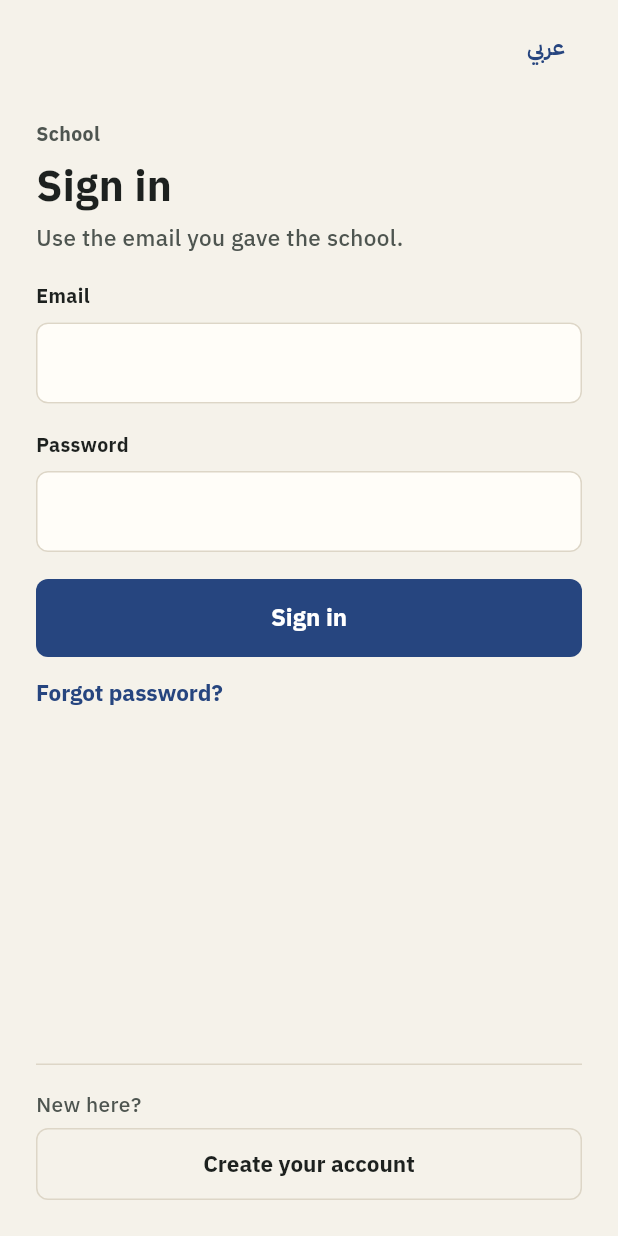
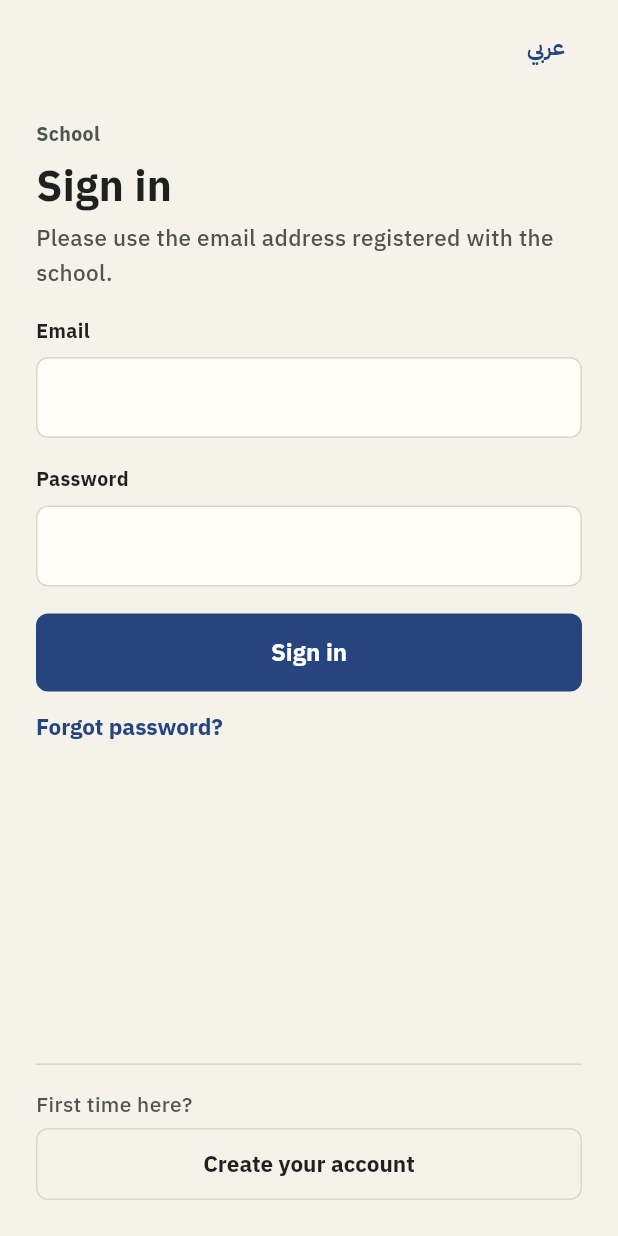
Before and after one commit to a-3isa/school-system, a Flutter app: the screen it shows after launch, on a phone screen of 412 x 824 dp. Run offline on Flutter 3.47's test engine with Material 3 defaults, Android fonts, the phone set to English and light mode, and no system bars; our stand-ins replace shared_preferences; project files that could hold a hidden picture were left out.

Commit message:
Wording for Egypt's private and international schools, in English and Arabic
- Parents: courteous, reassuring messages ("Salma has arrived at school",
  "kindly let the school know"); emails in English and Arabic, signed by the
  school; Arabic verbs agree with the child's gender (وصلت سلمى / وصل عمر).
- Staff: professional, concise, British spelling; vocabulary of private
  schools: smart band, reader, follow-ups, class teacher, student ID, year
  group, enrolment, limit access.
- Arabic: polished standard Arabic throughout (رقم الهاتف، المتابعات،
  أجهزة القراءة، قيد طالب جديد، يُرجى).
- The parent app gets each child's gender to choose the Arabic verb.

Co-Authored-By: Claude Opus 5.5 <noreply@anthropic.com>
Claude-Session: https://claude.ai/code/session_01Pw4ntUbxX4Bgi49GToMu8x

```diff
--- a/apps/parent/lib/screens/day.dart
+++ b/apps/parent/lib/screens/day.dart
@@ -137,7 +137,7 @@ class _DayTabState extends State<DayTab> {
           Text(arrived != null ? timeCairo(arrived) : '—',
               style: const TextStyle(fontSize: 34, fontWeight: FontWeight.w600, height: 1.05, letterSpacing: -.3, fontFeatures: [FontFeature.tabularFigures()])),
           if (arrived != null) ...[const SizedBox(height: 4), Text(s.throughGate, style: TextStyle(fontSize: 14, color: c.ink2))],
-          if (left != null) ...[const SizedBox(height: 6), Text(s.leftAt(timeCairo(left)), style: TextStyle(fontSize: 14, color: c.lFg, fontWeight: FontWeight.w600))],
+          if (left != null) ...[const SizedBox(height: 6), Text(s.leftAt(timeCairo(left), widget.data.child(_childId)?['gender'] as String?), style: TextStyle(fontSize: 14, color: c.lFg, fontWeight: FontWeight.w600))],
         ]),
       ),
       if (place != null) ...[
--- a/apps/parent/lib/screens/notifications.dart
+++ b/apps/parent/lib/screens/notifications.dart
@@ -76,7 +76,7 @@ class _Row extends StatelessWidget {
       'attendance.absent' || 'attendance.lessonAbsent' => ('×', c.aFg, c.aBg),
       _ => ('i', c.eFg, c.eBg),
     };
-    final text = child == null ? n['title'] as String : s.notification(type, name, info, n['title'] as String);
+    final text = child == null ? n['title'] as String : s.notification(type, name, info, n['title'] as String, child['gender'] as String?);
     final who = child == null
         ? n['body'] as String
         : ltr([child['class']?['name'], '${child['firstName']} ${child['lastName']}'].whereType<String>().join(' · '));
--- a/apps/parent/lib/strings.dart
+++ b/apps/parent/lib/strings.dart
@@ -2,8 +2,9 @@ import 'package:flutter/widgets.dart';
 
 import 'settings.dart';
 
-/// Every word the app shows, in English and Arabic. Short plain sentences.
-/// Numbers and times stay Latin in both languages.
+/// Every word the app shows, in English and Arabic: warm, courteous and reassuring,
+/// in the register of Egypt's private schools. Arabic verbs agree with the child's
+/// gender when the school has recorded it. Numbers and times stay Latin.
 class S {
   const S._(this.lang);
   final String lang;
@@ -21,13 +22,13 @@ class S {
   String get back => _('Back', 'رجوع');
   String get email => _('Email', 'البريد الإلكتروني');
   String get password => _('Password', 'كلمة المرور');
-  String get oneMoment => _('One moment…', 'لحظة…');
+  String get oneMoment => _('Just a moment…', 'لحظات من فضلك…');
   String get justNow => _('Updated just now', 'تم التحديث الآن');
   String minutesAgo(int m) => _('Updated $m min ago', 'آخر تحديث منذ $m د');
   String stepOf(int a, int b) => _('Step $a of $b', 'الخطوة $a من $b');
   String get pwHelp => _('At least 8 characters.', '8 أحرف على الأقل.');
   String get otherLanguage => _('عربي', 'English');
-  String get offline => _('Can’t reach the school right now. Pull down to try again.', 'تعذّر الوصول للمدرسة الآن. اسحب لأسفل للمحاولة مرة أخرى.');
+  String get offline => _('We can’t reach the school at the moment. Please pull down to try again.', 'تعذّر الاتصال بالمدرسة حاليًا. يُرجى السحب لأسفل للمحاولة مجددًا.');
 
   /// "Thursday 1 October" / "الخميس 1 أكتوبر" for a YYYY-MM-DD date.
   String dayLine(String date) {
@@ -47,75 +48,75 @@ class S {
 
   // sign in
   String get signIn => _('Sign in', 'تسجيل الدخول');
-  String get signInSub => _('Use the email you gave the school.', 'استخدم البريد الذي أعطيته للمدرسة.');
+  String get signInSub => _('Please use the email address registered with the school.', 'يُرجى استخدام البريد الإلكتروني المسجّل لدى المدرسة.');
   String get forgot => _('Forgot password?', 'نسيت كلمة المرور؟');
-  String get newHere => _('New here?', 'جديد هنا؟');
-  String get createAccount => _('Create your account', 'أنشئ حسابك');
-  String get staffOnly => _('This app is for parents. Staff use the school dashboard.', 'هذا التطبيق لأولياء الأمور. يستخدم الموظفون لوحة المدرسة.');
+  String get newHere => _('First time here?', 'أول مرة؟');
+  String get createAccount => _('Create your account', 'إنشاء حساب');
+  String get staffOnly => _('This app is for parents and guardians. Members of staff, please use the school dashboard.', 'هذا التطبيق مخصّص لأولياء الأمور. يُرجى من فريق العمل استخدام لوحة المدرسة.');
 
   // create account
-  String get regEmail => _('It must be the email the school registered for you.', 'يجب أن يكون البريد الذي سجلته المدرسة لك.');
-  String get sendMe => _('Send me a code', 'أرسل لي رمزًا');
-  String get checkEmail => _('Check your email', 'افحص بريدك');
-  String get codeSub => _('If the school registered this email, we sent a 6-digit code to', 'إن كانت المدرسة سجلت هذا البريد، أرسلنا رمزًا من 6 أرقام إلى');
-  String get codeFromEmail => _('Code from the email', 'الرمز من البريد');
-  String get mobileWa => _('Mobile number (WhatsApp)', 'رقم الموبايل (واتساب)');
-  String get sendWa => _('Send a WhatsApp code', 'إرسال رمز واتساب');
-  String get noEmailT => _('No email?', 'لم يصل البريد؟');
-  String get noEmail => _('Check your spam folder. If nothing arrives, ask the school to check your email address.', 'افحص الرسائل غير المرغوبة. إن لم يصل شيء، اطلب من المدرسة مراجعة بريدك.');
-  String get waTitle => _('Enter the WhatsApp code', 'أدخل رمز واتساب');
-  String get waSub => _('We sent a 6-digit code on WhatsApp to', 'أرسلنا رمزًا من 6 أرقام على واتساب إلى');
+  String get regEmail => _('Please use the email address the school has on file for you.', 'يُرجى استخدام البريد الإلكتروني المسجّل لكم لدى المدرسة.');
+  String get sendMe => _('Send me a code', 'إرسال الرمز');
+  String get checkEmail => _('Please check your email', 'يُرجى مراجعة بريدكم الإلكتروني');
+  String get codeSub => _('If this address is registered with the school, a 6-digit code has been sent to', 'إن كان هذا البريد مسجّلًا لدى المدرسة، فقد أُرسل رمز من 6 أرقام إلى');
+  String get codeFromEmail => _('Code from the email', 'الرمز الوارد في البريد');
+  String get mobileWa => _('Mobile number (WhatsApp)', 'رقم الهاتف (واتساب)');
+  String get sendWa => _('Send a code by WhatsApp', 'إرسال الرمز عبر واتساب');
+  String get noEmailT => _('No email?', 'لم تصلكم الرسالة؟');
+  String get noEmail => _('Please check your spam folder. If nothing arrives, the school office will be happy to confirm your email address.', 'يُرجى مراجعة مجلد الرسائل غير المرغوب فيها. وإن لم تصل الرسالة، يسعد مكتب المدرسة بتأكيد بريدكم الإلكتروني.');
+  String get waTitle => _('Enter the WhatsApp code', 'أدخلوا رمز واتساب');
+  String get waSub => _('A 6-digit code has been sent by WhatsApp to', 'أُرسل رمز من 6 أرقام عبر واتساب إلى');
   String get waCode => _('WhatsApp code', 'رمز واتساب');
-  String get choosePw => _('Choose a password', 'اختر كلمة مرور');
+  String get choosePw => _('Choose a password', 'اختيار كلمة المرور');
   String get createBtn => _('Create account', 'إنشاء الحساب');
-  String get fixNumber => _('No code, or wrong number? Fix the number and send again', 'لم يصل الرمز أو الرقم خطأ؟ صحّح الرقم وأرسل مرة أخرى');
+  String get fixNumber => _('No code, or the wrong number? Correct it and send again', 'لم يصل الرمز أو الرقم غير صحيح؟ صحّحوا الرقم وأعيدوا الإرسال');
 
   // forgot password
   String get resetTitle => _('Reset your password', 'إعادة تعيين كلمة المرور');
-  String get resetSub => _('Enter the email you sign in with. We’ll send you a 6-digit code.', 'أدخل البريد الذي تدخل به. سنرسل لك رمزًا من 6 أرقام.');
+  String get resetSub => _('Enter the email address you sign in with and we will send you a 6-digit code.', 'أدخلوا البريد الإلكتروني المستخدم لتسجيل الدخول، وسنرسل إليكم رمزًا من 6 أرقام.');
   String get newPw => _('New password', 'كلمة المرور الجديدة');
   String get resetBtn => _('Save and sign in', 'حفظ والدخول');
   String resendIn(String t) => _('Send a new code in $t', 'إرسال رمز جديد بعد $t');
   String get resendNow => _('Send a new code', 'إرسال رمز جديد');
-  String get codeSent => _('A new code is on its way.', 'رمز جديد في الطريق.');
+  String get codeSent => _('A new code is on its way.', 'تم إرسال رمز جديد.');
 
   // consent
-  String get oneTime => _('Before you start', 'قبل أن تبدأ');
-  String get consentTitle => _('How the strap works', 'كيف يعمل السوار');
+  String get oneTime => _('Welcome', 'أهلًا بكم');
+  String get consentTitle => _('About the smart band', 'عن السوار الذكي');
   String consentBody(String? child) => child == null
-      ? _('Your child wears a small strap at school. Readers at the gate and in each classroom hear it, so the school knows when your child arrives and which lesson they are in.',
-          'يرتدي طفلك سوارًا صغيرًا في المدرسة. أجهزة عند البوابة وفي كل فصل تلتقطه، فتعرف المدرسة متى وصل وفي أي حصة هو.')
-      : _('$child wears a small strap at school. Readers at the gate and in each classroom hear it, so the school knows when $child arrives and which lesson they are in.',
-          'يرتدي $child سوارًا صغيرًا في المدرسة. أجهزة عند البوابة وفي كل فصل تلتقطه، فتعرف المدرسة وقت الوصول وفي أي حصة.');
-  String get c1 => _('When your child comes in and goes out of the school gate', 'وقت الدخول والخروج من بوابة المدرسة');
-  String get c2 => _('Which classroom they are in, during school hours', 'الفصل الذي يوجد فيه خلال اليوم الدراسي');
-  String get c3 => _('Nothing outside school. No sound, no camera.', 'لا شيء خارج المدرسة. لا صوت ولا كاميرا.');
-  String get c4 => _('Detailed location data is deleted after one week. Attendance is kept.', 'بيانات المكان التفصيلية تُحذف بعد أسبوع. ويُحفظ الحضور.');
+      ? _('Your child wears a discreet smart band at school. Readers at the gate and in each classroom detect it, so you know when your child arrives and which lesson they are in.',
+          'يرتدي ابنكم سوارًا ذكيًا صغيرًا في المدرسة، ترصده أجهزة عند البوابة وفي كل فصل، فتطمئنون إلى وقت وصوله والحصة التي يحضرها.')
+      : _('$child wears a discreet smart band at school. Readers at the gate and in each classroom detect it, so you know when $child arrives and which lesson they are in.',
+          'يرتدي $child سوارًا ذكيًا صغيرًا في المدرسة، ترصده أجهزة عند البوابة وفي كل فصل، فتطمئنون إلى وقت الوصول والحصة الحالية.');
+  String get c1 => _('When your child arrives and leaves through the school gate', 'موعد الوصول والانصراف من بوابة المدرسة');
+  String get c2 => _('Which classroom they are in, during school hours only', 'الفصل الحالي، خلال اليوم الدراسي فقط');
+  String get c3 => _('Nothing outside school. No microphone, no camera.', 'لا شيء خارج المدرسة. لا ميكروفون ولا كاميرا.');
+  String get c4 => _('Detailed location data is deleted after one week; attendance records are kept.', 'تُحذف بيانات المكان التفصيلية بعد أسبوع، ويُحتفظ بسجل الحضور.');
   String get agree => _('I agree', 'أوافق');
-  String get notNow => _('Not now', 'ليس الآن');
+  String get notNow => _('Not now', 'لاحقًا');
 
   // tabs
-  String get tabDay => _('Child’s day', 'يوم طفلي');
+  String get tabDay => _('Today', 'اليوم الدراسي');
   String get tabNotifs => _('Notifications', 'الإشعارات');
-  String get tabAccount => _('Account', 'الحساب');
+  String get tabAccount => _('Account', 'حسابي');
 
   // child's day
   String get arrived => _('Arrived at school', 'الوصول إلى المدرسة');
-  String get notArrived => _('Not arrived yet', 'لم يصل بعد');
+  String get notArrived => _('Not yet arrived', 'لم يُسجَّل الوصول بعد');
   String get throughGate => _('Through the school gate', 'من بوابة المدرسة');
-  String leftAt(String t) => _('Went out through the gate at $t', 'خرج من البوابة $t');
+  String leftAt(String t, [String? gender]) => _('Left through the school gate at $t', switch (gender) { 'FEMALE' => 'غادرت المدرسة الساعة $t', 'MALE' => 'غادر المدرسة الساعة $t', _ => 'الانصراف من المدرسة الساعة $t' });
   String nowIn(String where) => _('In $where', 'في $where');
-  String nowInLesson(String subject, String room) => _('In $subject in $room', 'في حصة $subject بـ$room');
-  String heardAt(String t) => _('Heard there at $t.', 'رُصد هناك $t.');
+  String nowInLesson(String subject, String room) => _('In $subject, $room', 'في حصة $subject، $room');
+  String heardAt(String t) => _('Last seen there at $t.', 'آخر رصد الساعة $t.');
   String get lessons => _('Today’s lessons', 'حصص اليوم');
   String get noLessons => _('No lessons today.', 'لا توجد حصص اليوم.');
-  String get noChildren => _('No children are linked to your account yet. Ask the school.', 'لا يوجد أطفال مرتبطون بحسابك بعد. اسأل المدرسة.');
+  String get noChildren => _('No children are linked to your account yet. Please contact the school office.', 'لا يوجد أبناء مرتبطون بحسابكم بعد. يُرجى التواصل مع مكتب المدرسة.');
   String p(int n) => 'P$n';
   String period(int n) => _('Period $n', 'الحصة $n');
   String get inLesson => _('In the lesson', 'في الحصة');
   String get now => _('Now', 'الآن');
   String get later => _('Later', 'لاحقًا');
-  String get notMarked => _('Not marked yet', 'لم يُسجل بعد');
+  String get notMarked => _('Not yet recorded', 'لم يُسجَّل بعد');
   String status(String s) => switch (s) {
         'PRESENT' => _('Present', 'حاضر'),
         'LATE' => _('Late', 'متأخر'),
@@ -126,41 +127,44 @@ class S {
       };
 
   // notifications
-  String get markAllRead => _('Mark all read', 'تحديد الكل كمقروء');
+  String get markAllRead => _('Mark all as read', 'تمييز الكل كمقروء');
   String get unread => _('Unread', 'غير مقروء');
   String get today => _('Today', 'اليوم');
   String get yesterday => _('Yesterday', 'أمس');
-  String get noNotifs => _('No notifications yet. They show up here as things happen.', 'لا توجد إشعارات بعد. ستظهر هنا فور حدوثها.');
+  String get noNotifs => _('No notifications yet. Updates from the school will appear here.', 'لا توجد إشعارات بعد. ستظهر هنا مستجدات المدرسة.');
   /// A notification's sentence, written here so it reads well in both languages.
   /// Falls back to the server's English title for anything it doesn't know.
-  String notification(String type, String name, Map<String, dynamic> data, String fallback) {
+  /// [gender] is the child's (MALE or FEMALE) when the school recorded it, so the
+  /// Arabic verb agrees; without it the sentence uses a noun instead.
+  String notification(String type, String name, Map<String, dynamic> data, String fallback, [String? gender]) {
     final subject = data['subject'] as String?;
     final room = data['room'] as String?;
     final where = subject != null && room != null ? _('$subject in $room', '$subject في $room') : null;
+    String g(String boy, String girl, String neutral) => switch (gender) { 'MALE' => boy, 'FEMALE' => girl, _ => neutral };
     return switch (type) {
-      'attendance.arrived' => _('$name arrived at school', 'وصول $name إلى المدرسة'),
-      'attendance.absent' => _('$name is absent today', 'غياب $name اليوم'),
-      'attendance.left' => _('$name left school early', 'خروج $name من المدرسة مبكرًا'),
-      'attendance.lessonAbsent' when where != null => _('$name was absent from $where', 'غياب $name عن حصة $where'),
-      'attendance.lessonPresent' when where != null => _('$name is in $where', '$name في حصة $where'),
-      _ => isAr ? fallback : fallback,
+      'attendance.arrived' => _('$name has arrived at school', g('وصل $name إلى المدرسة', 'وصلت $name إلى المدرسة', 'وصول $name إلى المدرسة')),
+      'attendance.absent' => _('$name is marked absent today', 'سُجِّل غياب $name اليوم'),
+      'attendance.left' => _('$name left school early', g('غادر $name المدرسة مبكرًا', 'غادرت $name المدرسة مبكرًا', 'انصراف $name من المدرسة مبكرًا')),
+      'attendance.lessonAbsent' when where != null => _('$name hasn’t joined $where', g('لم يحضر $name حصة $where', 'لم تحضر $name حصة $where', 'عدم حضور $name حصة $where')),
+      'attendance.lessonPresent' when where != null => _('$name is now in $where', '$name الآن في حصة $where'),
+      _ => fallback,
     };
   }
 
   // account
   String get name => _('Name', 'الاسم');
-  String get mobile => _('Mobile', 'الموبايل');
+  String get mobile => _('Mobile number', 'رقم الهاتف');
   String get notSet => _('Not set', 'غير مضاف');
-  String get checkedWa => _('Checked on WhatsApp', 'تم التحقق عبر واتساب');
-  String get notChecked => _('Not checked yet', 'لم يُتحقق بعد');
-  String get changeMobile => _('Change mobile', 'تغيير الموبايل');
+  String get checkedWa => _('Verified via WhatsApp', 'تم التأكيد عبر واتساب');
+  String get notChecked => _('Not yet verified', 'لم يُؤكَّد بعد');
+  String get changeMobile => _('Change mobile number', 'تغيير رقم الهاتف');
   String get language => _('Language', 'اللغة');
   String get langName => _('English', 'العربية');
   String get signOut => _('Sign out', 'تسجيل الخروج');
-  String get newMobileSub => _('We’ll send a WhatsApp code to the new number.', 'سنرسل رمز واتساب إلى الرقم الجديد.');
-  String get newMobile => _('New mobile number', 'رقم الموبايل الجديد');
+  String get newMobileSub => _('We will send a WhatsApp code to the new number.', 'سنرسل رمز تأكيد عبر واتساب إلى الرقم الجديد.');
+  String get newMobile => _('New mobile number', 'رقم الهاتف الجديد');
   String get confirm => _('Confirm', 'تأكيد');
-  String get doneA => _('Your mobile is now', 'رقم موبايلك الآن');
-  String get doneC => _('The school has been told.', 'تم إبلاغ المدرسة.');
+  String get doneA => _('Your mobile number is now', 'رقم هاتفكم الآن');
+  String get doneC => _('The school has been informed.', 'وقد أُبلغت المدرسة بذلك.');
   String get done => _('Done', 'تم');
 }
```
Also changed, not shown: 12 other files.
